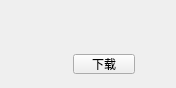
Before: the Qt Designer form ui/ukrcmdw.ui in UbuntuKylin/kylin-software-center, drawn with Qt 5.
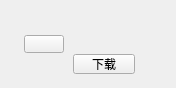
After: the same form once the commit is applied.

The edit to the form file:
```diff
--- a/ui/ukrcmdw.ui
+++ b/ui/ukrcmdw.ui
@@ -65,6 +65,19 @@
     <string/>
    </property>
   </widget>
+  <widget class="QPushButton" name="btnDetail">
+   <property name="geometry">
+    <rect>
+     <x>24</x>
+     <y>35</y>
+     <width>40</width>
+     <height>18</height>
+    </rect>
+   </property>
+   <property name="text">
+    <string/>
+   </property>
+  </widget>
  </widget>
  <resources/>
  <connections/>
```
